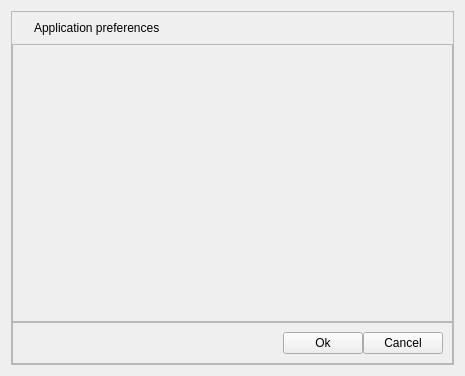
The window that src/widgets/pref.ui (Michal-D4/fileo) describes before a commit, drawn with Qt 5.
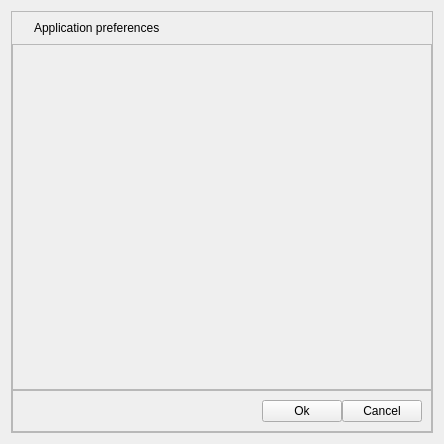
The same window after the commit.

Diff of the .ui file:
```diff
--- a/src/widgets/pref.ui
+++ b/src/widgets/pref.ui
@@ -6,8 +6,8 @@
    <rect>
     <x>0</x>
     <y>0</y>
-    <width>465</width>
-    <height>376</height>
+    <width>444</width>
+    <height>444</height>
    </rect>
   </property>
   <property name="windowTitle">
```
